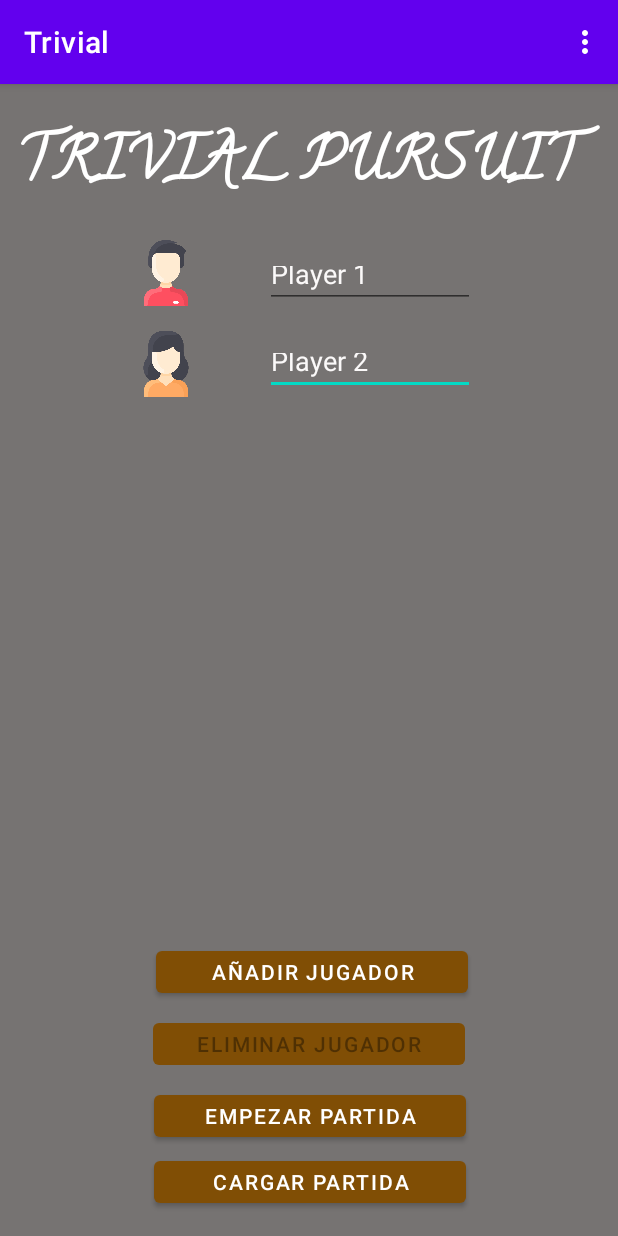
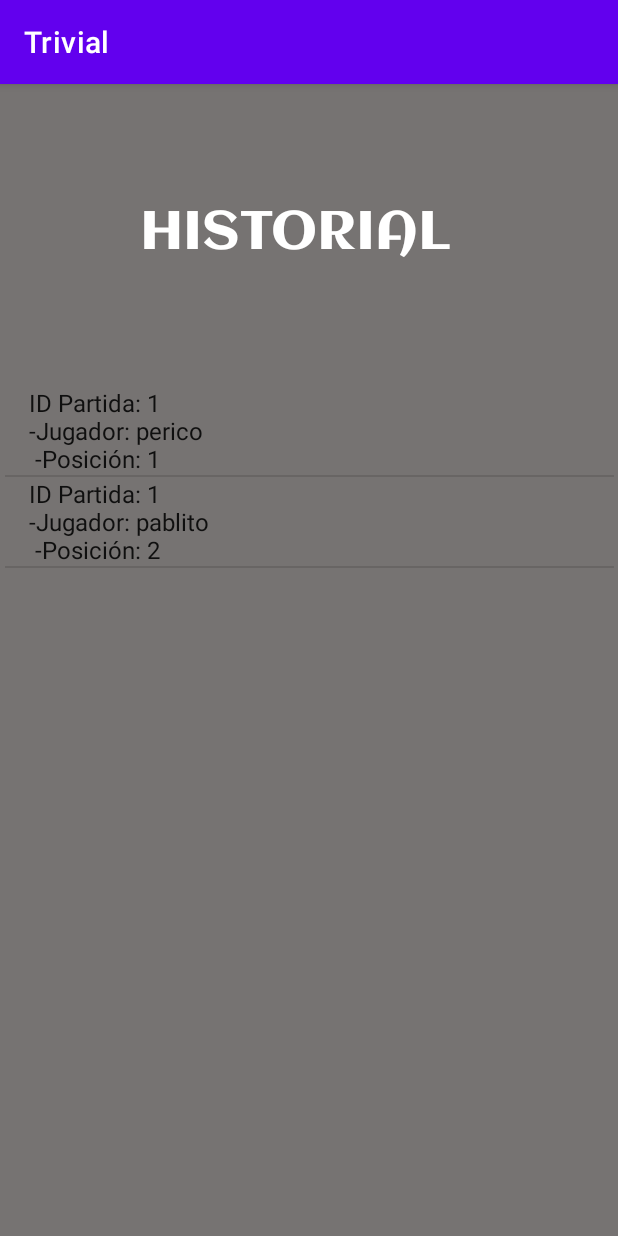
Before and after one commit to Marchi14/Trivial, an Android app: the screen it shows after launch (MainActivity before the commit, Historial after it), in the options menu, after a tap on "Historial", on a phone screen of 412 x 824 dp. Run offline under Robolectric (Android 15) with nearby library versions, the phone set to English and light mode, and no system bars.

Commit message:
Menu e historial 1.2

```diff
--- a/app/src/main/java/com/example/trivial/Historial.java
+++ b/app/src/main/java/com/example/trivial/Historial.java
@@ -2,17 +2,26 @@
 
 import androidx.appcompat.app.AppCompatActivity;
 
+import android.database.Cursor;
 import android.database.sqlite.SQLiteDatabase;
 import android.os.Bundle;
+import android.widget.ArrayAdapter;
+import android.widget.ListView;
+import android.widget.Toast;
+
+import java.util.ArrayList;
 
 public class Historial extends AppCompatActivity {
 
     SQLiteDatabase db;
+    private ListView list;
 
     @Override
     protected void onCreate(Bundle savedInstanceState) {
         super.onCreate(savedInstanceState);
         setContentView(R.layout.activity_historial);
+
+        list=(ListView)findViewById(R.id.listview);
 
 
         //conexion base de datos
@@ -20,6 +29,22 @@
         db = dbHelper.getWritableDatabase();
 
 
+        ArrayList<String> ranking = new ArrayList<>();
+
+        Cursor fila = db.rawQuery("select player, id_par, id_player, posicion from jugador , historial where id_player=_id ", null);
+        if(fila.moveToFirst()){
+            do{
+                ranking.add("ID Partida: " + fila.getString(1)+"\n-Jugador: "+fila.getString(0) +  "\n -Posición: " + fila.getString(3));
+            }while(fila.moveToNext());
+
+        }else if(!fila.moveToFirst()){
+            Toast.makeText(this, "No hay registros. Comienza una Nueva Partida.",Toast.LENGTH_SHORT).show();
+        }
+
+        db.close();
+
+        ArrayAdapter<String> adapter = new ArrayAdapter<String>(this, android.R.layout.simple_list_item_1, ranking);
+        list.setAdapter(adapter);
 
     }
 }
--- a/app/src/main/java/com/example/trivial/MainActivity.java
+++ b/app/src/main/java/com/example/trivial/MainActivity.java
@@ -55,6 +55,7 @@
 
         Sqlite dbHelper = new Sqlite(this);
         db = dbHelper.getWritableDatabase();
+        dbHelper.onCreate(db);
 
         //CREACIÓN DE NUEVOS JUGADORES
         addjugador.setOnClickListener(new View.OnClickListener() {
@@ -154,12 +155,16 @@
 
 
     public boolean onOptionsItemSelected(MenuItem item){
-        Intent intent = new Intent(this,Historial.class);
         int id= item.getItemId();
 
-         if(id==R.id.historial){
-             Toast.makeText(this, "Historial",Toast.LENGTH_SHORT).show();
-         }
+        switch (item.getItemId()) {
+            case R.id.historial:
+                Intent intent = new Intent(this, Historial.class);
+                Toast.makeText(this, "Historial",Toast.LENGTH_SHORT).show();
+                startActivity(intent);
+                return true;
+
+        }
          return super.onOptionsItemSelected(item);
     }
 
--- a/app/src/main/java/com/example/trivial/Sqlite.java
+++ b/app/src/main/java/com/example/trivial/Sqlite.java
@@ -41,17 +41,67 @@
         db.execSQL(TABLE_PREGUNTA_CREATE);
         db.execSQL(TABLE_RESPUESTA_CREATE);
 
-        db.execSQL( "INSERT INTO jugador (player,casillaX,casillaY,quesitoAmarillo,quesitoRosa,quesitoAzul,quesitoMorado,quesitoNaranja,quesitoVerde,id_partida) " +
-                        "values('perico', 2, 3, 'true', 'true', 'true', 'false', 'false','false',1)");
+        db.execSQL( "INSERT INTO partida (id_partida, activa) " +
+                "values(1,0)");
 
-        db.execSQL( "INSERT INTO jugador (player,casillaX,casillaY,quesitoAmarillo,quesitoRosa,quesitoAzul,quesitoMorado,quesitoNaranja,quesitoVerde,id_partida) " +
-                "values('pablito', 5, 6, 'false', 'false', 'false', 'true', 'true','true',1)");
+        db.execSQL( "INSERT INTO jugador (player,casillaX,casillaY,quesitoAmarillo,quesitoRosa,quesitoAzul,quesitoMorado,quesitoNaranja,quesitoVerde,turno,id_partida) " +
+                "values('perico', 2, 3, 1, 1, 1, 0, 0, 0, 1, 1)");
 
+        db.execSQL( "INSERT INTO jugador (player,casillaX,casillaY,quesitoAmarillo,quesitoRosa,quesitoAzul,quesitoMorado,quesitoNaranja,quesitoVerde,turno,id_partida) " +
+                "values('pablito', 5, 6, 0, 0, 0, 0, 1, 1, 0, 1)");
+
+        db.execSQL( "INSERT INTO historial (id_par, id_player, posicion) " +
+                "values(1,1,1)");
+        db.execSQL( "INSERT INTO historial (id_par, id_player, posicion) " +
+                "values(1,2,2)");
+
+        //PREGUNTAS
+        //HISTORIA
         db.execSQL("INSERT INTO pregunta VALUES (1, 'HISTORIA', 'DE DONDE ES NAPOLEÓN?')");
         db.execSQL("INSERT INTO respuesta VALUES(1,1,'FRANCIA',1)");
         db.execSQL("INSERT INTO respuesta VALUES(2,1,'ALEMANIA',0)");
         db.execSQL("INSERT INTO respuesta VALUES(3,1,'BELGICA',0)");
         db.execSQL("INSERT INTO respuesta VALUES(4,1,'ITALIA',0)");
+        //
+        db.execSQL("INSERT INTO pregunta VALUES (2, 'HISTORIA', ' ¿ Quién fue el primer presidente de la democracia española tras el franquismo?')");
+        db.execSQL("INSERT INTO respuesta VALUES(5,2,'FELIPE GONZALEZ',0)");
+        db.execSQL("INSERT INTO respuesta VALUES(6,2,'ADOLFO SUÁREZ',1)");
+        db.execSQL("INSERT INTO respuesta VALUES(7,2,'MIKEL ICETA',0)");
+        db.execSQL("INSERT INTO respuesta VALUES(8,2,'MARIANO RAJOY',0)");
+        //
+        db.execSQL("INSERT INTO pregunta VALUES (3, 'HISTORIA', ' ¿La invasión de qué fortaleza por parte de los revolucionarios es considerada como el punto de inicio de la Revolución Francesa?')");
+        db.execSQL("INSERT INTO respuesta VALUES(9,3,'VERSALLES',0)");
+        db.execSQL("INSERT INTO respuesta VALUES(10,3,'NO SE TOMO NINGUNA',0)");
+        db.execSQL("INSERT INTO respuesta VALUES(11,3,'LA BASTILLA',1)");
+        db.execSQL("INSERT INTO respuesta VALUES(12,3,'EL LOUVRE',0)");
+        //
+        db.execSQL("INSERT INTO pregunta VALUES (4, 'HISTORIA', ' ¿Quién fue el primer presidente de Estados Unidos?')");
+        db.execSQL("INSERT INTO respuesta VALUES(13,4,'GEORGE WASHINGTON',1)");
+        db.execSQL("INSERT INTO respuesta VALUES(14,4,'ABRAHAM LINCOLN',0)");
+        db.execSQL("INSERT INTO respuesta VALUES(15,4,'BARACK OBAMA',0)");
+        db.execSQL("INSERT INTO respuesta VALUES(16,4,'RICHARD NIXON',0)");
+        //
+        db.execSQL("INSERT INTO pregunta VALUES (5, 'HISTORIA', ' ¿Qué carabela no volvió del viaje en el que Colón arribó a América por primera vez?')");
+        db.execSQL("INSERT INTO respuesta VALUES(17,5,'LA PINTA',0)");
+        db.execSQL("INSERT INTO respuesta VALUES(18,5,'LA NIÑA',0)");
+        db.execSQL("INSERT INTO respuesta VALUES(19,5,'LA SANTA MARÍA',1)");
+        db.execSQL("INSERT INTO respuesta VALUES(20,5,'VOLVIERON TODAS',0)");
+
+        //GEOGRAFÍA
+        db.execSQL("INSERT INTO pregunta VALUES (6, 'GEOGRAFÍA', ' ¿Cuál es el río más caudaloso del mundo?')");
+        db.execSQL("INSERT INTO respuesta VALUES(21,6,'EL NILO',0)");
+        db.execSQL("INSERT INTO respuesta VALUES(22,6,'EL AMAZONAS',1)");
+        db.execSQL("INSERT INTO respuesta VALUES(23,6,'EL RÍO AMARILLO',0)");
+        db.execSQL("INSERT INTO respuesta VALUES(24,6,'EL EBRO',0)");
+        //
+        db.execSQL("INSERT INTO pregunta VALUES (7, 'GEOGRAFÍA', '  ¿Entre qué países podemos encontrar el Estrecho de Bering?')");
+        db.execSQL("INSERT INTO respuesta VALUES(25,7,'ENTRE RUSIA Y EEUU',1)");
+        db.execSQL("INSERT INTO respuesta VALUES(26,7,'ENTRE CHINA Y RUSIA',0)");
+        db.execSQL("INSERT INTO respuesta VALUES(27,7,'ENTRE FRANCIA Y UK',0)");
+        db.execSQL("INSERT INTO respuesta VALUES(28,7,'ENTRE ESPAÑA Y MARRUECOS',0)");
+        //
+
+
     }
 
     @Override
--- a/app/src/main/res/layout/activity_juego.xml
+++ b/app/src/main/res/layout/activity_juego.xml
@@ -128,7 +128,7 @@
             app:layout_constraintStart_toStartOf="parent"
             app:layout_constraintTop_toTopOf="parent"
             app:layout_constraintVertical_bias="0.0"
-            app:srcCompat="@drawable/Arte" />
+            app:srcCompat="@drawable/arte" />
 
         <ImageView
             android:id="@+id/Deportes1"
@@ -142,7 +142,7 @@
             app:layout_constraintStart_toStartOf="parent"
             app:layout_constraintTop_toBottomOf="@+id/Arte1"
             app:layout_constraintVertical_bias="0.0"
-            app:srcCompat="@drawable/Deporte" />
+            app:srcCompat="@drawable/deporte" />
 
         <ImageView
             android:id="@+id/Entretenimiento1"
@@ -156,7 +156,7 @@
             app:layout_constraintStart_toStartOf="parent"
             app:layout_constraintTop_toBottomOf="@+id/Deportes1"
             app:layout_constraintVertical_bias="0.0"
-            app:srcCompat="@drawable/Entretenimiento" />
+            app:srcCompat="@drawable/entretenimiento" />
 
         <ImageView
             android:id="@+id/Geografia1"
@@ -170,7 +170,7 @@
             app:layout_constraintStart_toStartOf="parent"
             app:layout_constraintTop_toBottomOf="@+id/Entretenimiento1"
             app:layout_constraintVertical_bias="0.0"
-            app:srcCompat="@drawable/Geografia" />
+            app:srcCompat="@drawable/geografia" />
 
         <ImageView
             android:id="@+id/Historia1"
@@ -184,7 +184,7 @@
             app:layout_constraintStart_toStartOf="parent"
             app:layout_constraintTop_toBottomOf="@+id/Geografia1"
             app:layout_constraintVertical_bias="0.0"
-            app:srcCompat="@drawable/Historia" />
+            app:srcCompat="@drawable/historia" />
 
         <ImageView
             android:id="@+id/Naturaleza1"
@@ -197,7 +197,7 @@
             app:layout_constraintStart_toStartOf="parent"
             app:layout_constraintTop_toBottomOf="@+id/Historia1"
             app:layout_constraintVertical_bias="1.0"
-            app:srcCompat="@drawable/Naturaleza" />
+            app:srcCompat="@drawable/naturaleza" />
 
     </androidx.constraintlayout.widget.ConstraintLayout>
 
@@ -225,7 +225,7 @@
             app:layout_constraintStart_toStartOf="@+id/Geografia2"
             app:layout_constraintTop_toBottomOf="@+id/Deportes2"
             app:layout_constraintVertical_bias="0.074"
-            app:srcCompat="@drawable/Entretenimiento" />
+            app:srcCompat="@drawable/entretenimiento" />
 
         <ImageView
             android:id="@+id/Arte2"
@@ -238,7 +238,7 @@
             app:layout_constraintStart_toStartOf="@+id/Deportes2"
             app:layout_constraintTop_toTopOf="parent"
             app:layout_constraintVertical_bias="0.005"
-            app:srcCompat="@drawable/Arte" />
+            app:srcCompat="@drawable/arte" />
 
         <ImageView
             android:id="@+id/Deportes2"
@@ -254,7 +254,7 @@
             app:layout_constraintStart_toStartOf="@+id/Entretenimiento2"
             app:layout_constraintTop_toBottomOf="@+id/Arte2"
             app:layout_constraintVertical_bias="0.25"
-            app:srcCompat="@drawable/Deporte" />
+            app:srcCompat="@drawable/deporte" />
 
         <ImageView
             android:id="@+id/Geografia2"
@@ -270,7 +270,7 @@
             app:layout_constraintStart_toStartOf="@+id/Historia2"
             app:layout_constraintTop_toBottomOf="@+id/Entretenimiento2"
             app:layout_constraintVertical_bias="0.066"
-            app:srcCompat="@drawable/Geografia" />
+            app:srcCompat="@drawable/geografia" />
 
         <ImageView
             android:id="@+id/Historia2"
@@ -286,7 +286,7 @@
             app:layout_constraintStart_toStartOf="@+id/Naturaleza2"
             app:layout_constraintTop_toBottomOf="@+id/Geografia2"
             app:layout_constraintVertical_bias="0.321"
-            app:srcCompat="@drawable/Historia" />
+            app:srcCompat="@drawable/historia" />
 
         <ImageView
             android:id="@+id/Naturaleza2"
@@ -299,7 +299,7 @@
             app:layout_constraintStart_toStartOf="parent"
             app:layout_constraintTop_toBottomOf="@+id/Historia2"
             app:layout_constraintVertical_bias="1.0"
-            app:srcCompat="@drawable/Naturaleza" />
+            app:srcCompat="@drawable/naturaleza" />
 
     </androidx.constraintlayout.widget.ConstraintLayout>
 
```
Also changed, not shown: app/src/main/res/drawable/arte.png (renamed from app/src/main/res/drawable/Arte.png), app/src/main/res/drawable/deporte.png (renamed from app/src/main/res/drawable/Deporte.png), app/src/main/res/drawable/geografia.png (renamed from app/src/main/res/drawable/Geografia.png), app/src/main/res/drawable/historia.png (renamed from app/src/main/res/drawable/Historia.png), app/src/main/res/drawable/naturaleza.png (renamed from app/src/main/res/drawable/Naturaleza.png), 2 other files.
